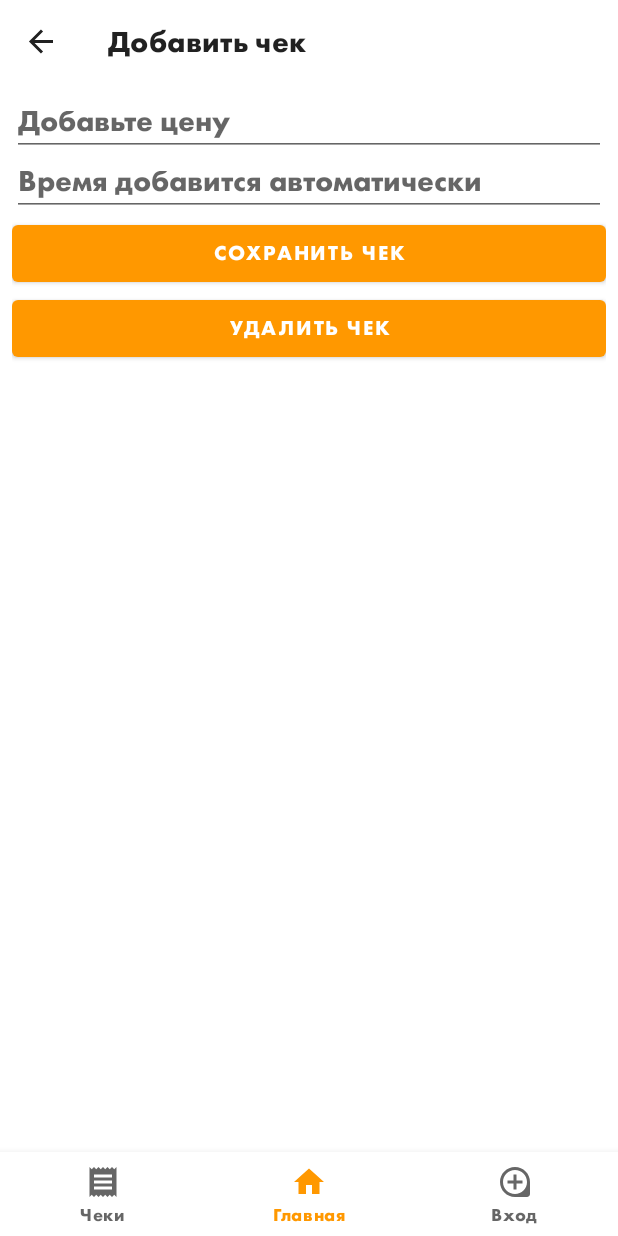
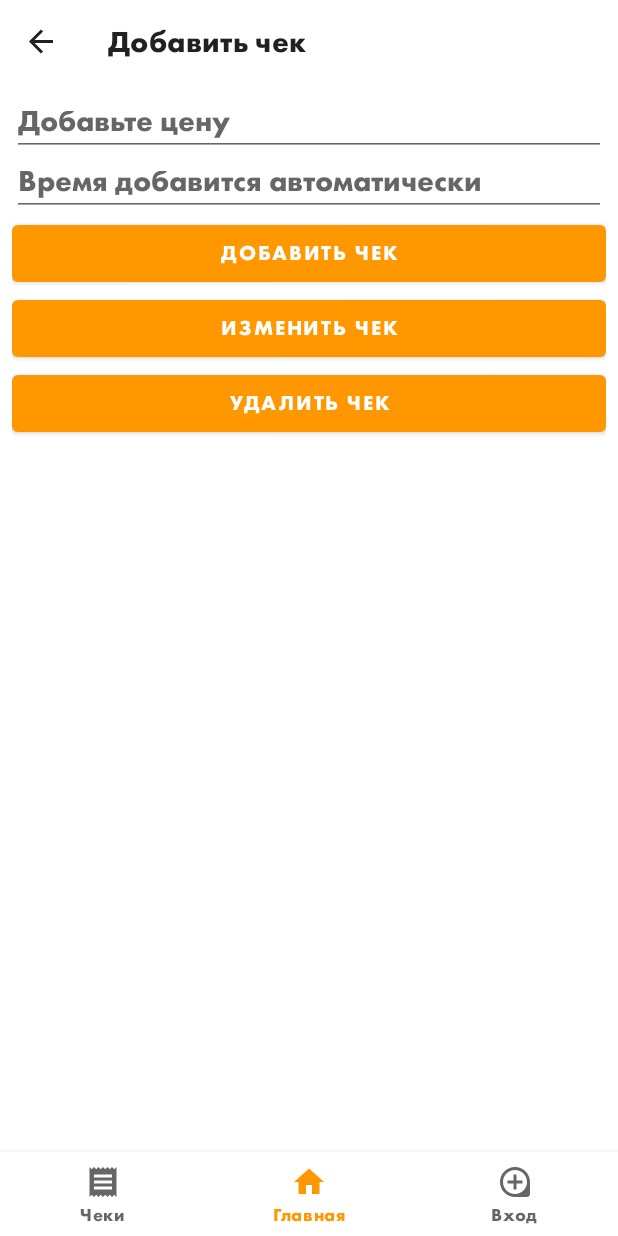
Before and after one commit to eloev/201, an Android app: the ReceiptAddFragment screen opened through its navigation route, on a phone screen of 412 x 824 dp. Run offline under Robolectric (Android 15) with nearby library versions, the phone set to English and light mode, and no system bars; our stand-ins replace Room's generated code, navigation-ui; 1 statement that could not run was skipped.

Commit message:
receipt update

```diff
--- a/app/src/main/java/com/android/mpdev/vkrapp/database/ReceiptRepository.kt
+++ b/app/src/main/java/com/android/mpdev/vkrapp/database/ReceiptRepository.kt
@@ -36,8 +36,6 @@ class ReceiptRepository private constructor(context: Context){
         }
     }
 
-    //fun deleteReceipt(id: UUID) : LiveData<Receipt?> = receiptDao.deleteReceipt(id)
-
     companion object{
         private var INSTANCE: ReceiptRepository? = null
 
--- a/app/src/main/res/layout/fragment_receipt_add.xml
+++ b/app/src/main/res/layout/fragment_receipt_add.xml
@@ -6,17 +6,16 @@
     android:orientation="vertical"
     android:paddingStart="8dp"
     android:paddingTop="8dp"
-    android:paddingEnd="8dp"
-    tools:context=".ui.receipt.ReceiptAddFragment">
+    android:paddingEnd="8dp">
 
     <EditText
         android:id="@+id/receipt_add_price"
         android:layout_width="match_parent"
         android:layout_height="40dp"
-        android:autofillHints=""
         android:hint="@string/receipt_add_price"
         android:inputType="number"
-        android:textSize="20sp" />
+        android:textSize="20sp"
+        android:importantForAutofill="no" />
 
     <EditText
         android:id="@+id/receipt_add_time"
@@ -25,13 +24,19 @@
         android:hint="@string/receipt_add_time"
         android:inputType="date"
         android:textSize="20sp"
-        android:autofillHints="" />
+        android:importantForAutofill="no" />
 
     <Button
         android:id="@+id/receipt_add"
         android:layout_width="match_parent"
         android:layout_height="50dp"
-        android:text="@string/receipt_add" />
+        android:text="@string/receipt_add_title" />
+
+    <Button
+        android:id="@+id/receipt_edit"
+        android:layout_width="match_parent"
+        android:layout_height="50dp"
+        android:text="@string/receipt_edit" />
 
     <Button
         android:id="@+id/receipt_all_delete"
--- a/app/src/main/res/values/strings.xml
+++ b/app/src/main/res/values/strings.xml
@@ -33,9 +33,11 @@
     <string name="receipt_address">7-я Парковая, 9/26</string>
     <string name="receipt_add_price">Добавьте цену</string>
     <string name="receipt_add_time">Время добавится автоматически</string>
-    <string name="receipt_add">Сохранить чек</string>
+    <string name="receipt_edit">Изменить чек</string>
     <string name="receipt_add_title">Добавить чек</string>
     <string name="receipt_delete">Удалить чек</string>
     <string name="null_error">Данные необходимо ввести</string>
+    <string name="added_error">Нужно нажать изменить чек</string>
+    <string name="edit_error">Нужно нажать добавить чек</string>
 
 </resources>
```
Also changed, not shown: app/src/main/java/com/android/mpdev/vkrapp/ui/receipt/ReceiptAddFragment.kt (+36 -5 lines).
